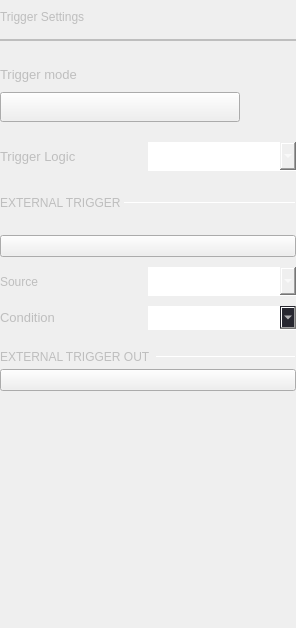
analogdevicesinc/scopy, file ui/digital_trigger_settings.ui: the form before one commit.
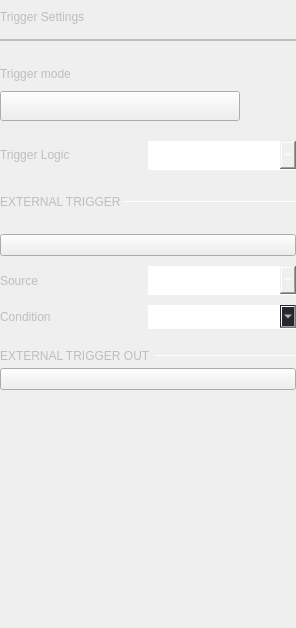
The form after the commit. Icons and pictures are not drawn. Custom widgets are drawn as their Qt base class.

```diff
--- a/ui/digital_trigger_settings.ui
+++ b/ui/digital_trigger_settings.ui
@@ -186,9 +186,6 @@
          <verstretch>0</verstretch>
         </sizepolicy>
        </property>
-       <property name="styleSheet">
-        <string notr="true"> font-size: 13px;</string>
-       </property>
        <property name="text">
         <string>Trigger mode</string>
        </property>
@@ -276,9 +273,6 @@
            <verstretch>0</verstretch>
           </sizepolicy>
          </property>
-         <property name="styleSheet">
-          <string notr="true"> font-size: 13px;</string>
-         </property>
          <property name="text">
           <string>Trigger Logic</string>
          </property>
@@ -505,9 +499,6 @@
            <verstretch>0</verstretch>
           </sizepolicy>
          </property>
-         <property name="styleSheet">
-          <string notr="true">font-size: 13px;</string>
-         </property>
          <property name="text">
           <string>Condition</string>
          </property>
```
